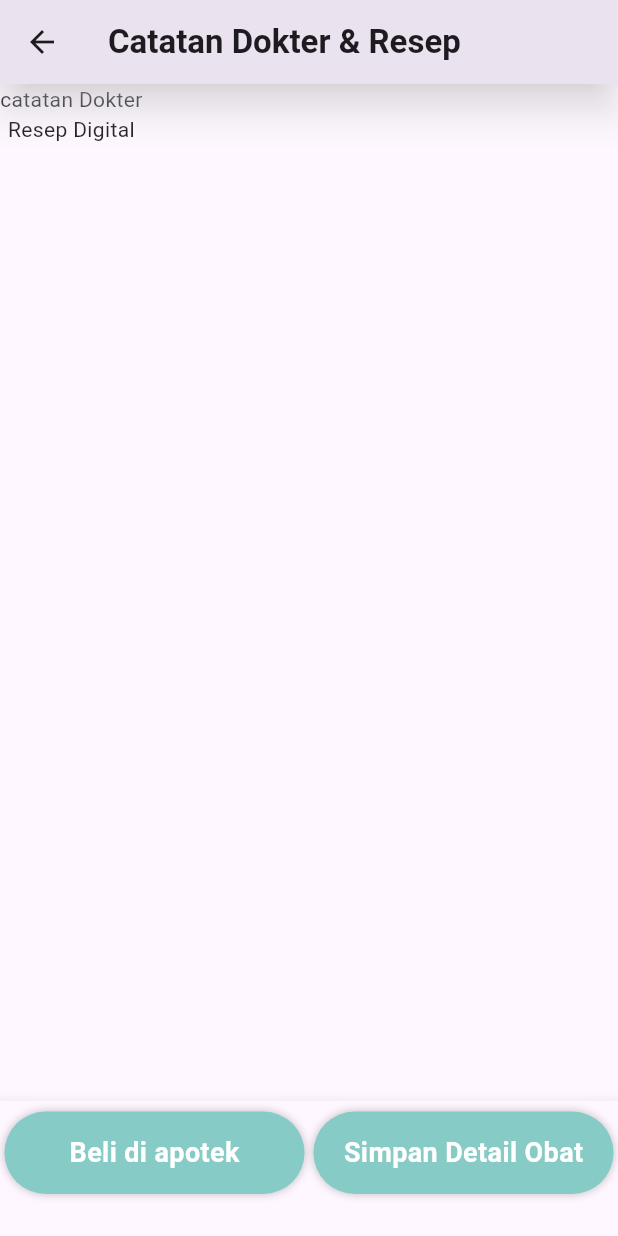
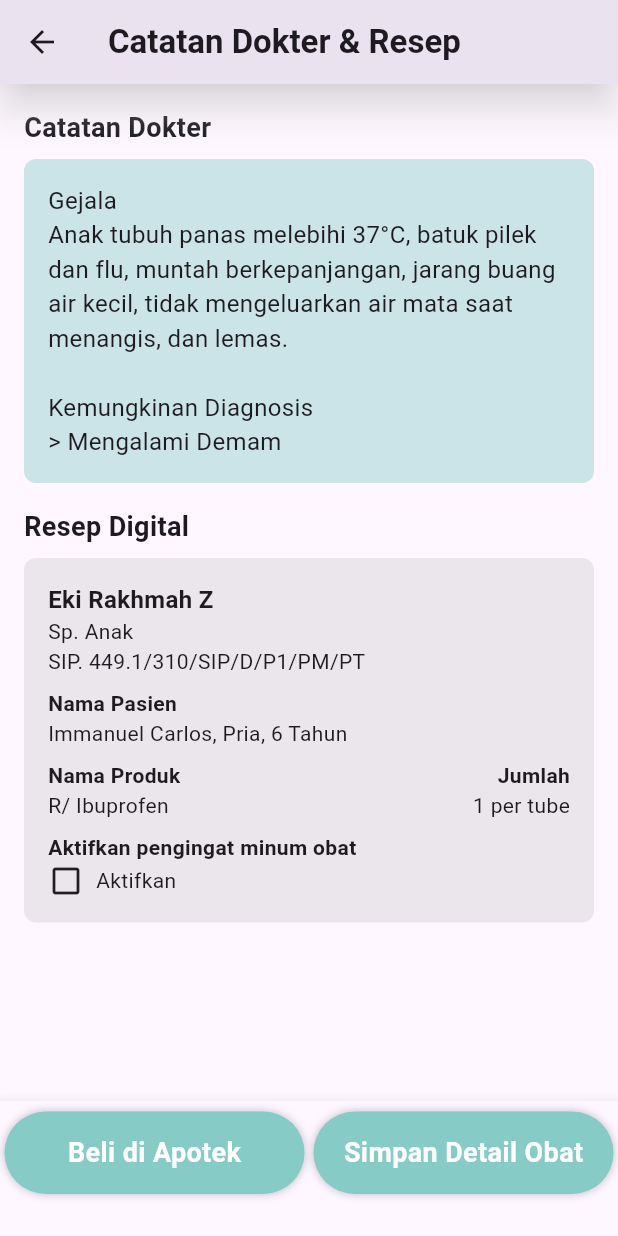
Before and after one commit to shinshARK/medifast, a Flutter app: the catatan_dan_resep_dokter screen opened directly, on a phone screen of 412 x 824 dp. Run offline on Flutter 3.47's test engine with Material 3 defaults, Android fonts, the phone set to English and light mode, and no system bars; our stand-ins replace flutter_rating_bar, google_fonts.

Commit message:
feat: add placeholder catatan&resep dokter screen from claude.ai

```diff
--- a/lib/screens/catatan_dan_resep_dokter.dart
+++ b/lib/screens/catatan_dan_resep_dokter.dart
@@ -8,29 +8,132 @@ class catatan_dan_resep_dokter extends StatefulWidget {
 
   @override
   // ignore: library_private_types_in_public_api
-  _catatan_dan_resep_dokterState createState() => _catatan_dan_resep_dokterState();
+  _catatan_dan_resep_dokterState createState() =>
+      _catatan_dan_resep_dokterState();
 }
 
-var botton = ["Beli di apotek","Simpan Detail Obat"];
+var botton = ["Beli di Apotek", "Simpan Detail Obat"];
 
 // ignore: camel_case_types
 class _catatan_dan_resep_dokterState extends State<catatan_dan_resep_dokter> {
   @override
   Widget build(BuildContext context) {
     return Scaffold(
-
       appBar: AppBar(
-        title: const Text('Catatan Dokter & Resep',style: TextStyle(fontWeight: FontWeight.w700),),
+        title: const Text(
+          'Catatan Dokter & Resep',
+          style: TextStyle(fontWeight: FontWeight.w700),
+        ),
         elevation: 10,
         shadowColor: Colors.white,
-
       ),
-      // kalau mau nambahin const nya hapus aja
-      body: const Column(
+      body: SingleChildScrollView(
+        child: Padding(
+          padding: const EdgeInsets.all(16.0),
+          child: Column(
+            crossAxisAlignment: CrossAxisAlignment.start,
             children: [
-            Text("catatan Dokter"),
-            Text("Resep Digital")
+              Text(
+                'Catatan Dokter',
+                style: TextStyle(
+                  fontSize: 18,
+                  fontWeight: FontWeight.bold,
+                ),
+              ),
+              SizedBox(height: 8),
+              Container(
+                padding: EdgeInsets.all(16),
+                decoration: BoxDecoration(
+                  color: Colors.teal.withOpacity(0.2),
+                  borderRadius: BorderRadius.circular(8),
+                ),
+                child: Text(
+                  'Gejala\nAnak tubuh panas melebihi 37°C, batuk pilek dan flu, muntah berkepanjangan, jarang buang air kecil, tidak mengeluarkan air mata saat menangis, dan lemas.\n\nKemungkinan Diagnosis\n> Mengalami Demam',
+                  style: TextStyle(
+                    fontSize: 16,
+                  ),
+                ),
+              ),
+              SizedBox(height: 16),
+              Text(
+                'Resep Digital',
+                style: TextStyle(
+                  fontSize: 18,
+                  fontWeight: FontWeight.bold,
+                ),
+              ),
+              SizedBox(height: 8),
+              Container(
+                padding: EdgeInsets.all(16),
+                decoration: BoxDecoration(
+                  color: Colors.grey.withOpacity(0.2),
+                  borderRadius: BorderRadius.circular(8),
+                ),
+                child: Column(
+                  crossAxisAlignment: CrossAxisAlignment.start,
+                  children: [
+                    Text(
+                      'Eki Rakhmah Z',
+                      style: TextStyle(
+                        fontSize: 16,
+                        fontWeight: FontWeight.bold,
+                      ),
+                    ),
+                    Text('Sp. Anak'),
+                    Text('SIP. 449.1/310/SIP/D/P1/PM/PT'),
+                    SizedBox(height: 8),
+                    Text(
+                      'Nama Pasien',
+                      style: TextStyle(
+                        fontWeight: FontWeight.bold,
+                      ),
+                    ),
+                    Text('Immanuel Carlos, Pria, 6 Tahun'),
+                    SizedBox(height: 8),
+                    Row(
+                      mainAxisAlignment: MainAxisAlignment.spaceBetween,
+                      children: [
+                        Text(
+                          'Nama Produk',
+                          style: TextStyle(
+                            fontWeight: FontWeight.bold,
+                          ),
+                        ),
+                        Text(
+                          'Jumlah',
+                          style: TextStyle(
+                            fontWeight: FontWeight.bold,
+                          ),
+                        ),
                       ],
+                    ),
+                    Row(
+                      mainAxisAlignment: MainAxisAlignment.spaceBetween,
+                      children: [
+                        Text('R/ Ibuprofen'),
+                        Text('1 per tube'),
+                      ],
+                    ),
+                    SizedBox(height: 8),
+                    Text(
+                      'Aktifkan pengingat minum obat',
+                      style: TextStyle(
+                        fontWeight: FontWeight.bold,
+                      ),
+                    ),
+                    Row(
+                      children: [
+                        Icon(Icons.check_box_outline_blank),
+                        SizedBox(width: 8),
+                        Text('Aktifkan'),
+                      ],
+                    ),
+                  ],
+                ),
+              ),
+            ],
+          ),
+        ),
       ),
       bottomNavigationBar: _BottomNavigasiBar(context),
     );
@@ -49,58 +152,66 @@ class _catatan_dan_resep_dokterState extends State<catatan_dan_resep_dokter> {
           Navigator.push(
             context,
             MaterialPageRoute(
-              builder: (context) =>
-                   const pembayaran_obat()),
+              builder: (context) => const pembayaran_obat(),
+            ),
           );
         } else if (index == 1) {
-
           showDialog(
             context: context,
             barrierDismissible: false,
             builder: (context) {
-            return Dialog(child: PopupCustom(page1: () {
+              return Dialog(
+                child: PopupCustom(
+                  page1: () {
                     Navigator.pop(context);
-
-            }, page2: (){}, jumlah_tombol: 1, notif: 'berhasil', judul_notif: 'Detail obat\nBerhasil Di simpan', penjelasan_tambahan: '', nama_tombol_1: 'Tutup', nama_tombol_2: '',
-
-            ));
+                  },
+                  page2: () {},
+                  jumlah_tombol: 1,
+                  notif: 'berhasil',
+                  judul_notif: 'Detail obat\nBerhasil Di simpan',
+                  penjelasan_tambahan: '',
+                  nama_tombol_1: 'Tutup',
+                  nama_tombol_2: '',
+                ),
+              );
             },
           );
           // Lakukan sesuatu untuk item kedua di sini
-      } },
+        }
+      },
       items: botton
           .asMap()
           .entries
-          .map((e) => BottomNavigationBarItem(
+          .map(
+            (e) => BottomNavigationBarItem(
               icon: Container(
                 width: 200,
                 height: 55,
                 alignment: Alignment.center,
                 decoration: BoxDecoration(
-                    color:  const Color.fromARGB(255, 135, 203, 198),
-
+                  color: const Color.fromARGB(255, 135, 203, 198),
                   borderRadius: BorderRadius.circular(30),
-                    boxShadow:  [
+                  boxShadow: [
                     BoxShadow(
                       color: Colors.black.withOpacity(0.25),
                       blurRadius: 4.9,
                       offset: const Offset(0, 0),
                     ),
-                          ]
-
+                  ],
                 ),
-                  child: Text(botton[e.key],style: const TextStyle(
+                child: Text(
+                  botton[e.key],
+                  style: const TextStyle(
                     color: Colors.white,
                     fontSize: 18,
-                    fontWeight: FontWeight.bold
-                  ),),
+                    fontWeight: FontWeight.bold,
+                  ),
+                ),
               ),
               label: '',
-              ))
+            ),
+          )
           .toList(),
-
-
     );
   }
-
 }
```
Lines whose indentation alone changed are shown as unchanged.
